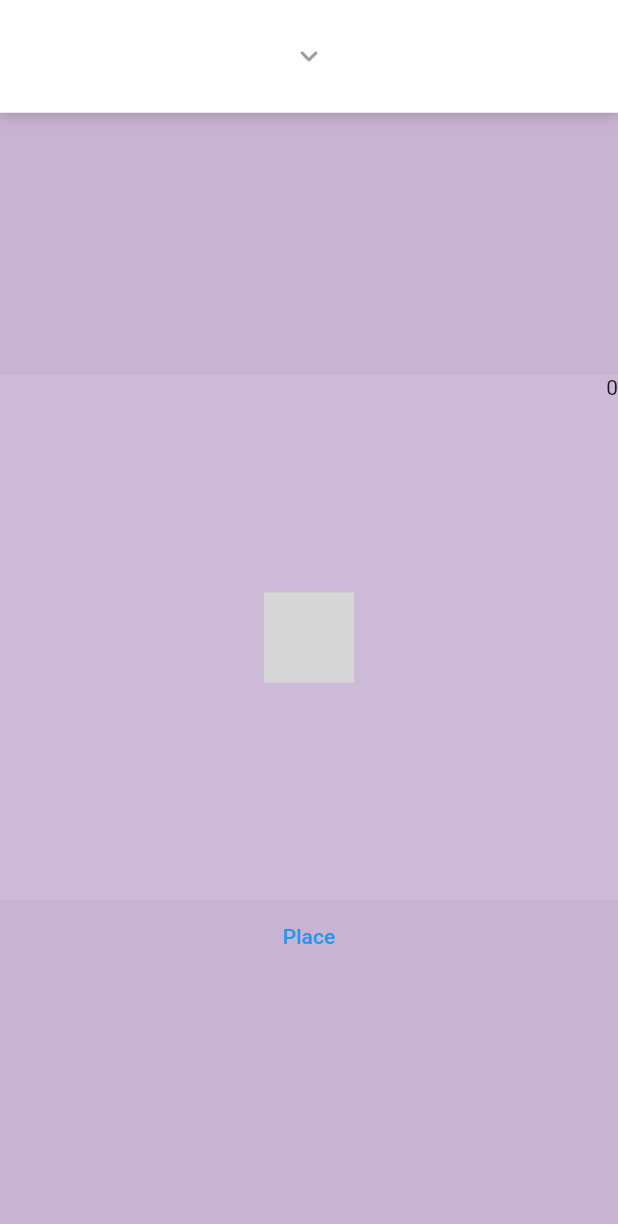
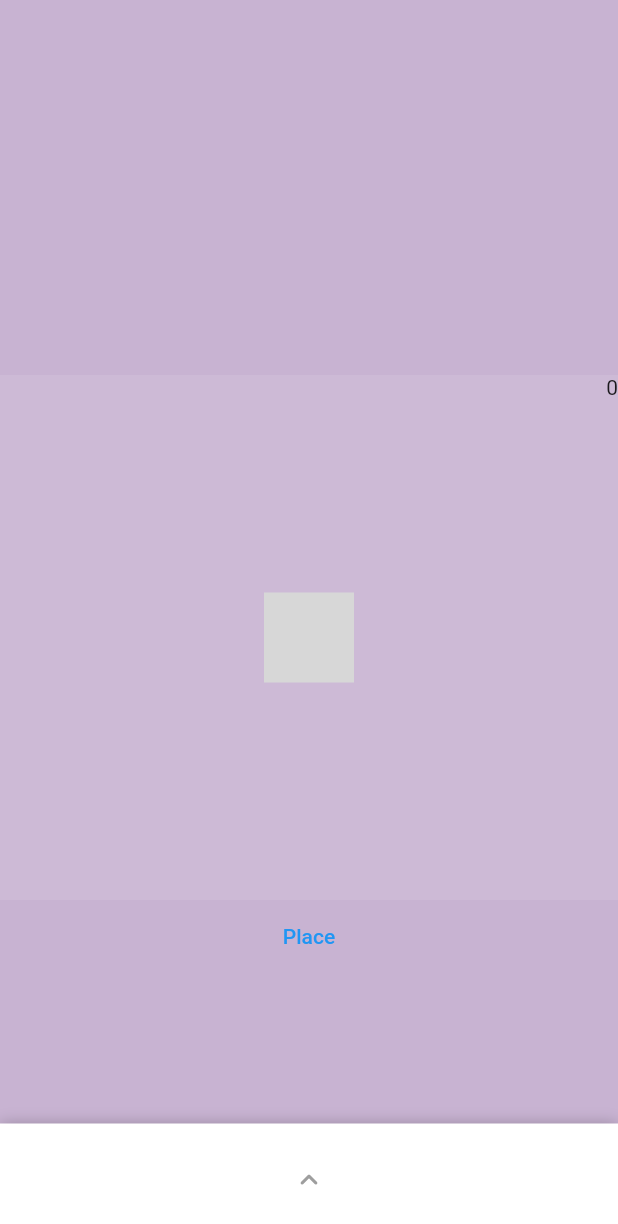
Before and after one commit to LiamWhitenack/Kingdomino, a Flutter app: the screen it shows after launch, on a phone screen of 412 x 824 dp. Shown: the top 1224 px of the screen. Run offline on Flutter 3.47's test engine with Material 2 defaults, Android fonts, the phone set to English and light mode, and no system bars; drawn by our look-alikes of sliding_up_panel.

Commit message:
added a slidingUpPanel - needs work

```diff
--- a/lib/player_interaction_interface.dart
+++ b/lib/player_interaction_interface.dart
@@ -33,6 +33,8 @@ class _PlayerInteractionInterfaceState extends State<PlayerInteractionInterface>
   @override
   Widget build(BuildContext context) {
     scoreTextWidget = Text('${kingdomOne.score(kingdomOne.kingdomCrowns, kingdomOne.kingdomColors)}');
+    PanelController panelController = PanelController();
+    ScrollController scrollController = ScrollController();
 
     return SlidingUpPanel(
       collapsed: Container(
@@ -40,16 +42,17 @@ class _PlayerInteractionInterfaceState extends State<PlayerInteractionInterface>
         height: 75,
         child: const Center(
           child: Icon(
-            Icons.keyboard_arrow_down_rounded,
+            Icons.keyboard_arrow_up_rounded,
             color: Colors.grey,
           ),
         ),
       ),
-      slideDirection: SlideDirection.DOWN,
+      slideDirection: SlideDirection.UP,
       minHeight: 75,
       maxHeight: MediaQuery.of(context).size.height,
+      controller: panelController,
       // ignore: avoid_types_as_parameter_names, non_constant_identifier_names
-      panelBuilder: (ScrollController) => Stack(
+      panelBuilder: (scrollController) => Stack(
         alignment: Alignment.bottomCenter,
         children: [
           DominoSelectionInterface(
@@ -60,8 +63,17 @@ class _PlayerInteractionInterfaceState extends State<PlayerInteractionInterface>
           const SizedBox(
             height: 75,
             child: Icon(
-              Icons.keyboard_arrow_up_rounded,
+              Icons.keyboard_arrow_down_rounded,
               color: Colors.grey,
+            ),
+          ),
+          TextButton(
+            onPressed: () => {
+              panelController.close(),
+            },
+            child: const Text(
+              'close',
+              style: TextStyle(color: Colors.black),
             ),
           )
         ],
--- a/lib/player_placement_grid.dart
+++ b/lib/player_placement_grid.dart
@@ -1,6 +1,5 @@
 import 'package:flutter/material.dart';
 import 'check_valid_position.dart';
-import 'domino_selection_interface.dart';
 import 'dominoes.dart';
 import 'kingdoms.dart';
 import 'show_domino_functions.dart';
```
